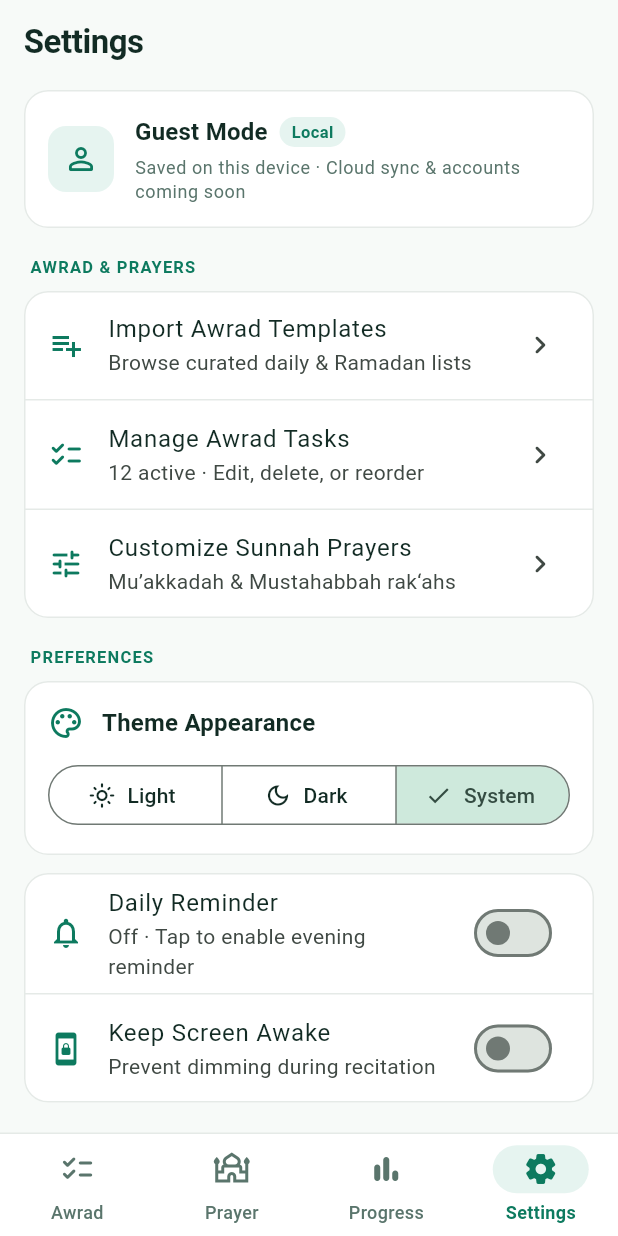
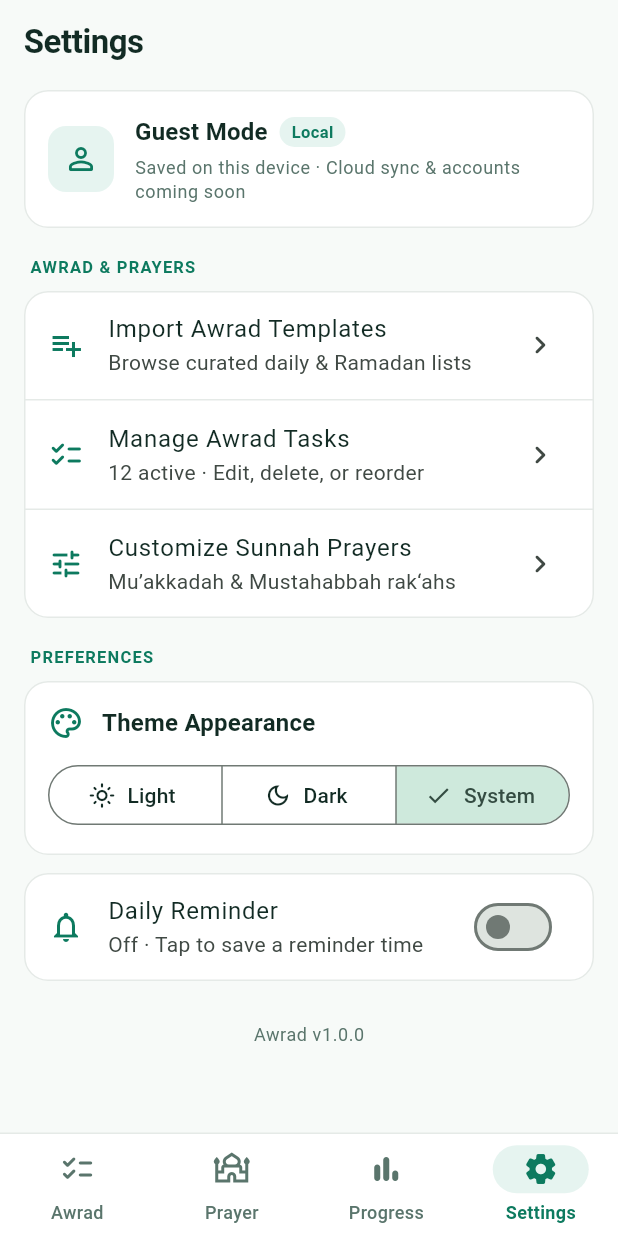
Before and after one commit to othman98shawgan/awrad, a Flutter app: the screen it shows after launch, item 4 of the bottom bar chosen, on a phone screen of 412 x 824 dp. Run offline on Flutter 3.47's test engine with Material 3 defaults, Android fonts, the phone set to English and light mode, and no system bars; our stand-ins replace flutter_riverpod, shared_preferences, wakelock_plus.

Commit message:
feat: add 7-tap Developer Mode in Settings and move Keep Screen Awake into it

```diff
--- a/lib/models/app_settings.dart
+++ b/lib/models/app_settings.dart
@@ -7,6 +7,7 @@ class AppSettings {
   final bool dailyReminderEnabled;
   final int reminderHour;
   final int reminderMinute;
+  final bool developerModeEnabled;
 
   const AppSettings({
     this.themeMode = ThemeMode.system,
@@ -14,6 +15,7 @@ class AppSettings {
     this.dailyReminderEnabled = false,
     this.reminderHour = 20,
     this.reminderMinute = 30,
+    this.developerModeEnabled = false,
   });
 
   AppSettings copyWith({
@@ -22,6 +24,7 @@ class AppSettings {
     bool? dailyReminderEnabled,
     int? reminderHour,
     int? reminderMinute,
+    bool? developerModeEnabled,
   }) {
     return AppSettings(
       themeMode: themeMode ?? this.themeMode,
@@ -29,6 +32,7 @@ class AppSettings {
       dailyReminderEnabled: dailyReminderEnabled ?? this.dailyReminderEnabled,
       reminderHour: reminderHour ?? this.reminderHour,
       reminderMinute: reminderMinute ?? this.reminderMinute,
+      developerModeEnabled: developerModeEnabled ?? this.developerModeEnabled,
     );
   }
 
@@ -38,6 +42,7 @@ class AppSettings {
         'dailyReminderEnabled': dailyReminderEnabled,
         'reminderHour': reminderHour,
         'reminderMinute': reminderMinute,
+        'developerModeEnabled': developerModeEnabled,
       };
 
   factory AppSettings.fromMap(Map<String, dynamic> map) {
@@ -52,6 +57,7 @@ class AppSettings {
       dailyReminderEnabled: (map['dailyReminderEnabled'] as bool?) ?? false,
       reminderHour: (map['reminderHour'] as num?)?.toInt() ?? 20,
       reminderMinute: (map['reminderMinute'] as num?)?.toInt() ?? 30,
+      developerModeEnabled: (map['developerModeEnabled'] as bool?) ?? false,
     );
   }
 }
--- a/lib/services/settings_provider.dart
+++ b/lib/services/settings_provider.dart
@@ -37,6 +37,11 @@ class SettingsNotifier extends StateNotifier<AppSettings> {
     await _save();
   }
 
+  Future<void> setDeveloperMode(bool enabled) async {
+    state = state.copyWith(developerModeEnabled: enabled);
+    await _save();
+  }
+
   Future<void> setDailyReminder({
     bool? enabled,
     int? hour,
--- a/lib/ui/pages/settings_page.dart
+++ b/lib/ui/pages/settings_page.dart
@@ -1,18 +1,59 @@
 import 'package:flutter/material.dart';
 import 'package:flutter_riverpod/flutter_riverpod.dart';
 
+import '../../services/settings_provider.dart';
 import '../../services/awrad_provider.dart';
-import '../../services/settings_provider.dart';
 import '../theme/app_theme.dart';
 import '../widgets/manage_awrad_sheet.dart';
 import '../widgets/prayer_sunnah_sheet.dart';
 import '../widgets/template_import_sheet.dart';
 
-class SettingsPage extends ConsumerWidget {
+class SettingsPage extends ConsumerStatefulWidget {
   const SettingsPage({super.key});
 
   @override
-  Widget build(BuildContext context, WidgetRef ref) {
+  ConsumerState<SettingsPage> createState() => _SettingsPageState();
+}
+
+class _SettingsPageState extends ConsumerState<SettingsPage> {
+  int _versionTapCount = 0;
+
+  void _handleVersionTap(bool currentlyEnabled) {
+    if (currentlyEnabled) {
+      ScaffoldMessenger.of(context)
+        ..hideCurrentSnackBar()
+        ..showSnackBar(
+          const SnackBar(content: Text('Developer mode is already enabled.')),
+        );
+      return;
+    }
+
+    _versionTapCount++;
+    final remaining = 7 - _versionTapCount;
+    if (remaining <= 0) {
+      _versionTapCount = 0;
+      ref.read(settingsProvider.notifier).setDeveloperMode(true);
+      ScaffoldMessenger.of(context)
+        ..hideCurrentSnackBar()
+        ..showSnackBar(
+          const SnackBar(content: Text('Developer mode enabled!')),
+        );
+    } else if (_versionTapCount >= 3) {
+      ScaffoldMessenger.of(context)
+        ..hideCurrentSnackBar()
+        ..showSnackBar(
+          SnackBar(
+            duration: const Duration(seconds: 1),
+            content: Text(
+              'Tap $remaining more ${remaining == 1 ? 'time' : 'times'} for Developer Mode',
+            ),
+          ),
+        );
+    }
+  }
+
+  @override
+  Widget build(BuildContext context) {
     final settings = ref.watch(settingsProvider);
     final notifier = ref.read(settingsProvider.notifier);
     final taskCount = ref.watch(awradTasksProvider).length;
@@ -187,8 +228,8 @@ class SettingsPage extends ConsumerWidget {
                 title: const Text('Daily Reminder'),
                 subtitle: Text(
                   settings.dailyReminderEnabled
-                      ? 'Scheduled for $formattedReminderTime'
-                      : 'Off · Tap to enable evening reminder',
+                      ? 'Saved for $formattedReminderTime (OS notifications coming soon)'
+                      : 'Off · Tap to save a reminder time',
                 ),
                 value: settings.dailyReminderEnabled,
                 activeThumbColor: colors.emerald,
@@ -232,7 +273,16 @@ class SettingsPage extends ConsumerWidget {
                   },
                 ),
               ],
-              const Divider(),
+            ],
+          ),
+        ),
+        if (settings.developerModeEnabled) ...[
+          const SizedBox(height: 18),
+          const _SectionHeader(title: 'DEVELOPER'),
+          const SizedBox(height: 8),
+          Card(
+            child: Column(
+              children: [
                 SwitchListTile(
                   secondary: Icon(
                     Icons.screen_lock_portrait_outlined,
@@ -244,7 +294,33 @@ class SettingsPage extends ConsumerWidget {
                   activeThumbColor: colors.emerald,
                   onChanged: notifier.setKeepScreenAwake,
                 ),
+                const Divider(),
+                ListTile(
+                  leading: Icon(Icons.code_off_rounded, color: colors.mutedText),
+                  title: const Text('Hide Developer Mode'),
+                  onTap: () {
+                    setState(() => _versionTapCount = 0);
+                    notifier.setDeveloperMode(false);
+                  },
+                ),
               ],
+            ),
+          ),
+        ],
+        const SizedBox(height: 20),
+        Center(
+          child: InkWell(
+            borderRadius: BorderRadius.circular(10),
+            onTap: () => _handleVersionTap(settings.developerModeEnabled),
+            child: Padding(
+              padding: const EdgeInsets.symmetric(horizontal: 14, vertical: 8),
+              child: Text(
+                'Awrad v1.0.0',
+                style: theme.textTheme.bodySmall?.copyWith(
+                  color: colors.mutedText,
+                ),
+              ),
+            ),
           ),
         ),
       ],
```
Also changed, not shown: 1 other file. Lines whose indentation alone changed are shown as unchanged.
